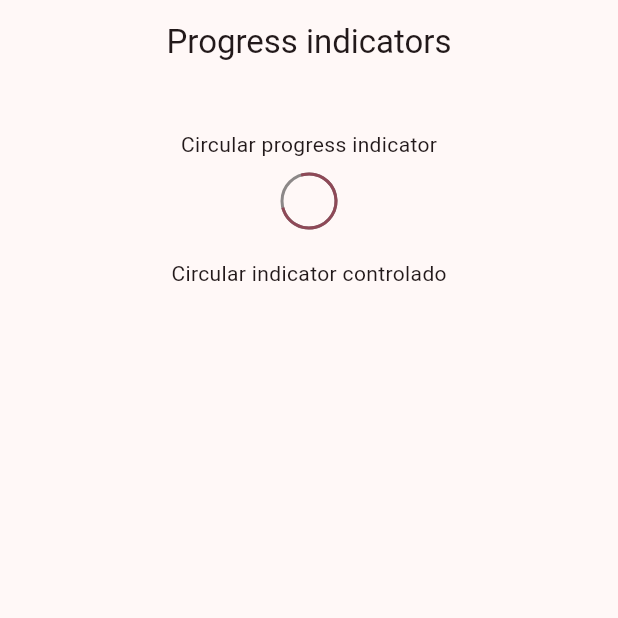
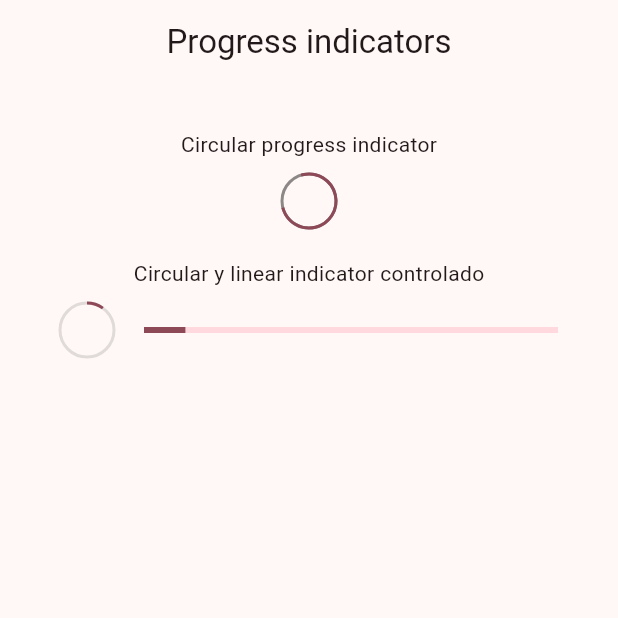
Before and after one commit to jlselma25/app_widget, a Flutter app: the ProgressScreen screen opened by its route, on a phone screen of 412 x 824 dp, the top half of it. Run offline on Flutter 3.47's test engine with Material 3 defaults, Android fonts, the phone set to English and light mode, and no system bars; our stand-ins replace go_router.

Commit message:
progress indicator finish

```diff
--- a/lib/presentation/screens/progress/progress_screen.dart
+++ b/lib/presentation/screens/progress/progress_screen.dart
@@ -31,7 +31,7 @@ class _ProgressView extends StatelessWidget {
           SizedBox(height: 10,),
           CircularProgressIndicator(strokeWidth: 2,backgroundColor: Colors.black45,),
           SizedBox(height: 20,),
-          Text('Circular indicator controlado'),
+          Text('Circular y linear indicator controlado'),
           SizedBox(height: 10,),
           _ControllerIndicatorProgress(),
         ],
@@ -45,6 +45,36 @@ class _ControllerIndicatorProgress extends StatelessWidget {
 
   @override
   Widget build(BuildContext context) {
-    return Container();
+    return    StreamBuilder(
+      stream:  Stream.periodic(const Duration(milliseconds: 300),(value){
+
+        return (value * 2) /100;
+     }).takeWhile((value) => value < 100),
+
+      builder: (context, snapshot) {
+          final progressValue = snapshot.data ?? 0;
+
+        return  Padding(
+          padding:  const EdgeInsets.symmetric(horizontal: 40),
+          child:   Row(
+            mainAxisAlignment: MainAxisAlignment.center,
+            children: [
+             CircularProgressIndicator(value: progressValue, strokeWidth: 2,backgroundColor: Colors.black12,),
+             const SizedBox(width: 20,),
+              Expanded(
+                child: LinearProgressIndicator(value: progressValue,)
+                )
+
+
+            ],
+          ),
+
+          );
+
+
+
+   } ,
+
+    );
   }
 }
```
